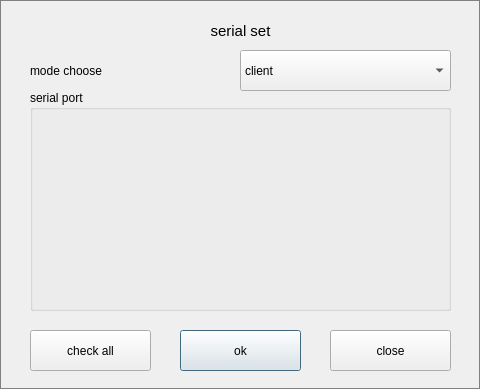
Old version of the form qt/t507/serialdialog.ui in the repository jizizihe/baijie_demo.
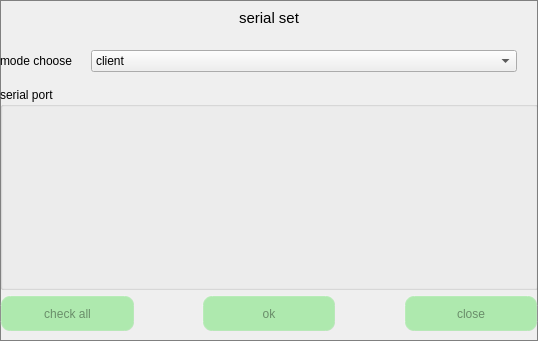
New version of the form. Icons and pictures are not drawn.

Commit message: func: add and change many code for: 1.optimize voice 2.add rotating screen  90 degrees 3.add  select file function 4.adaptation of screen/font 5.optimize backlight 6.add sreen ration by input method 7.modified the file copy, cut, and delete function 8.adjust the serial port Layout 9.unify font and layout

The edit to the form file:
```diff
--- a/qt/t507/serialdialog.ui
+++ b/qt/t507/serialdialog.ui
@@ -6,10 +6,16 @@
    <rect>
     <x>0</x>
     <y>0</y>
-    <width>480</width>
-    <height>389</height>
+    <width>538</width>
+    <height>341</height>
    </rect>
   </property>
+  <property name="minimumSize">
+   <size>
+    <width>1</width>
+    <height>1</height>
+   </size>
+  </property>
   <property name="windowTitle">
    <string>Dialog</string>
   </property>
@@ -19,114 +25,400 @@
 background-image: url(:/t507_button_image/all/background.jpg);
 }
 QDialog {border:1px solid gray;}
-QListWidget {background-color:transparent; outline: none; border:1px solid gray; color: black; }</string>
+QListWidget {background-color:transparent; outline: none; border:1px solid gray; color: black; }
+
+QPushButton{
+     background-color: rgba(100, 225, 100, 120);/*背景色*/
+     border-style: outset; /*边框样式*/
+     border-width:  2px;  /*边框宽度为4像素*/
+     border-radius: 10px; /*边框圆角半径*/
+     border-color: rgba(255, 225, 255, 30);/*边框颜色*/
+     color:rgba(0, 0, 0, 100);/*字体颜色*/
+     padding: 6px; /*填衬*/
+    outline: none; /*去掉按钮的虚线框*/
+}
+
+QPushButton:hover{ /*鼠标悬停在按钮上时*/
+        background-color:rgba(100,255,100, 100);
+        border-color: rgba(255, 225, 255, 200);
+        color:rgba(0, 0, 0, 200);
+}
+
+QPushButton:pressed { /*按钮被按下时*/
+     background-color:rgba(100,255,100, 200);
+     border-color: rgba(255, 225, 255, 30);
+     border-style: inset;
+     color:rgba(0, 0, 0, 100);
+}
+
+/****************滑块部件*******************/
+
+
+QSlider::handle:horizontal { /*水平滑块的手柄*/
+        image: url(:/image/sliderHandle.png);
+}
+
+QSlider::sub-page:horizontal { /*水平滑块手柄以前的部分*/
+        border-image: url(:/image/slider.png);/*边框图片*/
+}</string>
   </property>
-  <widget class="QComboBox" name="serialModeBox">
-   <property name="geometry">
-    <rect>
-     <x>240</x>
-     <y>50</y>
-     <width>211</width>
-     <height>41</height>
-    </rect>
+  <layout class="QGridLayout" name="gridLayout_2">
+   <property name="leftMargin">
+    <number>0</number>
    </property>
-   <item>
-    <property name="text">
-     <string>client</string>
-    </property>
-   </item>
-   <item>
-    <property name="text">
-     <string>server</string>
-    </property>
-   </item>
-  </widget>
-  <widget class="QGroupBox" name="groupBox_3">
-   <property name="geometry">
-    <rect>
-     <x>30</x>
-     <y>90</y>
-     <width>421</width>
-     <height>221</height>
-    </rect>
+   <property name="topMargin">
+    <number>0</number>
    </property>
-   <property name="title">
-    <string>serial port</string>
+   <property name="rightMargin">
+    <number>0</number>
    </property>
-  </widget>
-  <widget class="QLabel" name="label">
-   <property name="geometry">
-    <rect>
-     <x>130</x>
-     <y>10</y>
-     <width>221</width>
-     <height>41</height>
-    </rect>
+   <property name="bottomMargin">
+    <number>0</number>
    </property>
-   <property name="font">
-    <font>
-     <pointsize>11</pointsize>
-    </font>
+   <property name="spacing">
+    <number>0</number>
    </property>
-   <property name="text">
-    <string>serial set</string>
-   </property>
-   <property name="alignment">
-    <set>Qt::AlignCenter</set>
-   </property>
-  </widget>
-  <widget class="QPushButton" name="serialOkBtn">
-   <property name="geometry">
-    <rect>
-     <x>180</x>
-     <y>330</y>
-     <width>121</width>
-     <height>41</height>
-    </rect>
-   </property>
-   <property name="text">
-    <string>ok</string>
-   </property>
-  </widget>
-  <widget class="QPushButton" name="serialCancelBtn">
-   <property name="geometry">
-    <rect>
-     <x>330</x>
-     <y>330</y>
-     <width>121</width>
-     <height>41</height>
-    </rect>
-   </property>
-   <property name="text">
-    <string>close</string>
-   </property>
-  </widget>
-  <widget class="QLabel" name="label_2">
-   <property name="geometry">
-    <rect>
-     <x>30</x>
-     <y>50</y>
-     <width>181</width>
-     <height>41</height>
-    </rect>
-   </property>
-   <property name="text">
-    <string>mode choose</string>
-   </property>
-  </widget>
-  <widget class="QPushButton" name="serialCheckAllBtn">
-   <property name="geometry">
-    <rect>
-     <x>30</x>
-     <y>330</y>
-     <width>121</width>
-     <height>41</height>
-    </rect>
-   </property>
-   <property name="text">
-    <string>check all</string>
-   </property>
-  </widget>
+   <item row="0" column="0">
+    <layout class="QGridLayout" name="gridLayout" rowstretch="1,3,12,3" rowminimumheight="0,0,0,0">
+     <property name="horizontalSpacing">
+      <number>0</number>
+     </property>
+     <item row="0" column="0">
+      <widget class="QWidget" name="widget_3" native="true">
+       <property name="sizePolicy">
+        <sizepolicy hsizetype="Minimum" vsizetype="Minimum">
+         <horstretch>0</horstretch>
+         <verstretch>0</verstretch>
+        </sizepolicy>
+       </property>
+       <property name="maximumSize">
+        <size>
+         <width>16777215</width>
+         <height>16777215</height>
+        </size>
+       </property>
+       <layout class="QHBoxLayout" name="horizontalLayout" stretch="3,1,3">
+        <property name="spacing">
+         <number>0</number>
+        </property>
+        <property name="leftMargin">
+         <number>0</number>
+        </property>
+        <property name="topMargin">
+         <number>9</number>
+        </property>
+        <property name="rightMargin">
+         <number>0</number>
+        </property>
+        <property name="bottomMargin">
+         <number>9</number>
+        </property>
+        <item>
+         <spacer name="horizontalSpacer">
+          <property name="orientation">
+           <enum>Qt::Horizontal</enum>
+          </property>
+          <property name="sizeHint" stdset="0">
+           <size>
+            <width>115</width>
+            <height>5</height>
+           </size>
+          </property>
+         </spacer>
+        </item>
+        <item>
+         <widget class="QLabel" name="label">
+          <property name="sizePolicy">
+           <sizepolicy hsizetype="Minimum" vsizetype="Minimum">
+            <horstretch>0</horstretch>
+            <verstretch>0</verstretch>
+           </sizepolicy>
+          </property>
+          <property name="minimumSize">
+           <size>
+            <width>0</width>
+            <height>0</height>
+           </size>
+          </property>
+          <property name="font">
+           <font>
+            <pointsize>11</pointsize>
+           </font>
+          </property>
+          <property name="text">
+           <string>serial set</string>
+          </property>
+          <property name="alignment">
+           <set>Qt::AlignCenter</set>
+          </property>
+         </widget>
+        </item>
+        <item>
+         <spacer name="horizontalSpacer_2">
+          <property name="orientation">
+           <enum>Qt::Horizontal</enum>
+          </property>
+          <property name="sizeHint" stdset="0">
+           <size>
+            <width>115</width>
+            <height>5</height>
+           </size>
+          </property>
+         </spacer>
+        </item>
+       </layout>
+      </widget>
+     </item>
+     <item row="1" column="0">
+      <widget class="QWidget" name="widget" native="true">
+       <property name="sizePolicy">
+        <sizepolicy hsizetype="Preferred" vsizetype="Minimum">
+         <horstretch>0</horstretch>
+         <verstretch>0</verstretch>
+        </sizepolicy>
+       </property>
+       <property name="maximumSize">
+        <size>
+         <width>16777215</width>
+         <height>16777215</height>
+        </size>
+       </property>
+       <layout class="QHBoxLayout" name="horizontalLayout_3" stretch="4,20,1">
+        <property name="leftMargin">
+         <number>0</number>
+        </property>
+        <property name="topMargin">
+         <number>5</number>
+        </property>
+        <property name="rightMargin">
+         <number>0</number>
+        </property>
+        <property name="bottomMargin">
+         <number>5</number>
+        </property>
+        <item>
+         <widget class="QLabel" name="label_2">
+          <property name="sizePolicy">
+           <sizepolicy hsizetype="Minimum" vsizetype="Fixed">
+            <horstretch>0</horstretch>
+            <verstretch>0</verstretch>
+           </sizepolicy>
+          </property>
+          <property name="minimumSize">
+           <size>
+            <width>0</width>
+            <height>0</height>
+           </size>
+          </property>
+          <property name="maximumSize">
+           <size>
+            <width>16777215</width>
+            <height>16777215</height>
+           </size>
+          </property>
+          <property name="text">
+           <string>mode choose</string>
+          </property>
+         </widget>
+        </item>
+        <item>
+         <widget class="QComboBox" name="serialModeBox">
+          <item>
+           <property name="text">
+            <string>client</string>
+           </property>
+          </item>
+          <item>
+           <property name="text">
+            <string>server</string>
+           </property>
+          </item>
+         </widget>
+        </item>
+        <item>
+         <spacer name="horizontalSpacer_5">
+          <property name="orientation">
+           <enum>Qt::Horizontal</enum>
+          </property>
+          <property name="sizeHint" stdset="0">
+           <size>
+            <width>40</width>
+            <height>20</height>
+           </size>
+          </property>
+         </spacer>
+        </item>
+       </layout>
+      </widget>
+     </item>
+     <item row="2" column="0">
+      <widget class="QGroupBox" name="groupBox_3">
+       <property name="sizePolicy">
+        <sizepolicy hsizetype="Preferred" vsizetype="Preferred">
+         <horstretch>0</horstretch>
+         <verstretch>0</verstretch>
+        </sizepolicy>
+       </property>
+       <property name="minimumSize">
+        <size>
+         <width>0</width>
+         <height>0</height>
+        </size>
+       </property>
+       <property name="maximumSize">
+        <size>
+         <width>16777215</width>
+         <height>16777215</height>
+        </size>
+       </property>
+       <property name="title">
+        <string>serial port</string>
+       </property>
+      </widget>
+     </item>
+     <item row="3" column="0">
+      <widget class="QWidget" name="widget_2" native="true">
+       <property name="sizePolicy">
+        <sizepolicy hsizetype="Preferred" vsizetype="Minimum">
+         <horstretch>0</horstretch>
+         <verstretch>0</verstretch>
+        </sizepolicy>
+       </property>
+       <layout class="QHBoxLayout" name="horizontalLayout_2" stretch="2,1,2,1,2">
+        <property name="spacing">
+         <number>0</number>
+        </property>
+        <property name="leftMargin">
+         <number>0</number>
+        </property>
+        <property name="topMargin">
+         <number>5</number>
+        </property>
+        <property name="rightMargin">
+         <number>0</number>
+        </property>
+        <property name="bottomMargin">
+         <number>9</number>
+        </property>
+        <item>
+         <widget class="QPushButton" name="serialCheckAllBtn">
+          <property name="sizePolicy">
+           <sizepolicy hsizetype="Minimum" vsizetype="Minimum">
+            <horstretch>0</horstretch>
+            <verstretch>0</verstretch>
+           </sizepolicy>
+          </property>
+          <property name="minimumSize">
+           <size>
+            <width>0</width>
+            <height>0</height>
+           </size>
+          </property>
+          <property name="maximumSize">
+           <size>
+            <width>16777215</width>
+            <height>16777215</height>
+           </size>
+          </property>
+          <property name="layoutDirection">
+           <enum>Qt::RightToLeft</enum>
+          </property>
+          <property name="styleSheet">
+           <string notr="true"/>
+          </property>
+          <property name="text">
+           <string>check all</string>
+          </property>
+         </widget>
+        </item>
+        <item>
+         <spacer name="horizontalSpacer_3">
+          <property name="orientation">
+           <enum>Qt::Horizontal</enum>
+          </property>
+          <property name="sizeHint" stdset="0">
+           <size>
+            <width>40</width>
+            <height>20</height>
+           </size>
+          </property>
+         </spacer>
+        </item>
+        <item>
+         <widget class="QPushButton" name="serialOkBtn">
+          <property name="sizePolicy">
+           <sizepolicy hsizetype="Minimum" vsizetype="Minimum">
+            <horstretch>0</horstretch>
+            <verstretch>0</verstretch>
+           </sizepolicy>
+          </property>
+          <property name="minimumSize">
+           <size>
+            <width>0</width>
+            <height>0</height>
+           </size>
+          </property>
+          <property name="maximumSize">
+           <size>
+            <width>16777215</width>
+            <height>16777215</height>
+           </size>
+          </property>
+          <property name="styleSheet">
+           <string notr="true"/>
+          </property>
+          <property name="text">
+           <string>ok</string>
+          </property>
+         </widget>
+        </item>
+        <item>
+         <spacer name="horizontalSpacer_4">
+          <property name="orientation">
+           <enum>Qt::Horizontal</enum>
+          </property>
+          <property name="sizeHint" stdset="0">
+           <size>
+            <width>40</width>
+            <height>20</height>
+           </size>
+          </property>
+         </spacer>
+        </item>
+        <item>
+         <widget class="QPushButton" name="serialCancelBtn">
+          <property name="sizePolicy">
+           <sizepolicy hsizetype="Minimum" vsizetype="Minimum">
+            <horstretch>0</horstretch>
+            <verstretch>0</verstretch>
+           </sizepolicy>
+          </property>
+          <property name="minimumSize">
+           <size>
+            <width>0</width>
+            <height>0</height>
+           </size>
+          </property>
+          <property name="maximumSize">
+           <size>
+            <width>16777215</width>
+            <height>16777215</height>
+           </size>
+          </property>
+          <property name="styleSheet">
+           <string notr="true"/>
+          </property>
+          <property name="text">
+           <string>close</string>
+          </property>
+         </widget>
+        </item>
+       </layout>
+      </widget>
+     </item>
+    </layout>
+   </item>
+  </layout>
  </widget>
  <resources/>
  <connections/>
```
Left out of the diff: 2 changed lines with no effect on the pictures. The commit also changes 161 other files.
